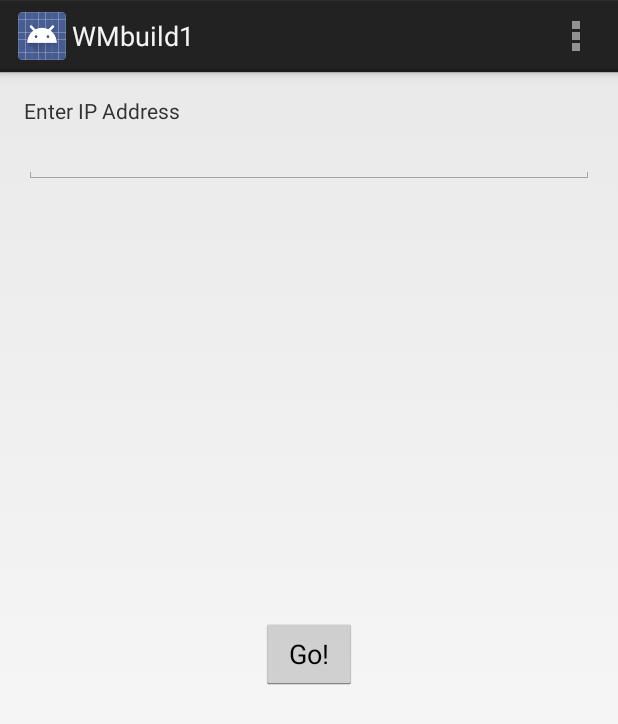
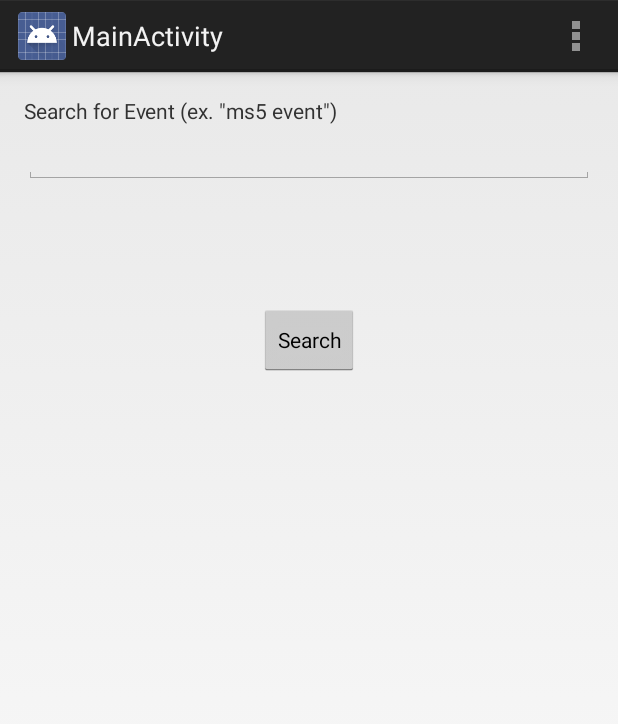
Before and after one commit to jhc7ej/cs4720-rpi, an Android app: the screen it shows after launch (Build1 before the commit, MainActivity after it), on a phone screen of 412 x 824 dp. Shown: the top 724 px of the screen. Run offline under Robolectric (Android 15) with nearby library versions, the phone set to English and light mode, and no system bars.

Commit message:
initial 2 new pages

```diff
--- /dev/null
+++ b/app/src/main/java/com/example/marlenakauer/wmbuild1/MainActivity.java
@@ -0,0 +1,53 @@
+package com.example.marlenakauer.wmbuild1;
+
+import android.app.Activity;
+import android.content.Intent;
+import android.os.Bundle;
+import android.view.Menu;
+import android.view.MenuItem;
+import android.view.View;
+import android.widget.Button;
+
+
+public class MainActivity extends Activity {
+
+    @Override
+    protected void onCreate(Bundle savedInstanceState) {
+        super.onCreate(savedInstanceState);
+        setContentView(R.layout.activity_main);
+
+        Button myButton = (Button) findViewById(R.id.button);
+        myButton.setOnClickListener(new View.OnClickListener() {
+           @Override
+           public void onClick(View v) {
+               Intent intent = new Intent(MainActivity.this, eventConfirmation.class);
+               startActivity(intent);
+               finish();
+           }
+        });
+
+    }
+
+
+    @Override
+    public boolean onCreateOptionsMenu(Menu menu) {
+        // Inflate the menu; this adds items to the action bar if it is present.
+        getMenuInflater().inflate(R.menu.menu_main, menu);
+        return true;
+    }
+
+    @Override
+    public boolean onOptionsItemSelected(MenuItem item) {
+        // Handle action bar item clicks here. The action bar will
+        // automatically handle clicks on the Home/Up button, so long
+        // as you specify a parent activity in AndroidManifest.xml.
+        int id = item.getItemId();
+
+        //noinspection SimplifiableIfStatement
+        if (id == R.id.action_settings) {
+            return true;
+        }
+
+        return super.onOptionsItemSelected(item);
+    }
+}
--- a/app/src/main/java/com/example/marlenakauer/wmbuild1/SplashScreen.java
+++ b/app/src/main/java/com/example/marlenakauer/wmbuild1/SplashScreen.java
@@ -26,7 +26,7 @@
             public void run() {
                 // This method will be executed once the timer is over
                 // Start your app main activity
-                Intent i = new Intent(SplashScreen.this, Build1.class);
+                Intent i = new Intent(SplashScreen.this, MainActivity.class);
                 startActivity(i);
 
                 // close this activity
--- /dev/null
+++ b/app/src/main/res/layout/activity_main.xml
@@ -0,0 +1,32 @@
+<RelativeLayout xmlns:android="http://schemas.android.com/apk/res/android"
+    xmlns:tools="http://schemas.android.com/tools" android:layout_width="match_parent"
+    android:layout_height="match_parent" android:paddingLeft="@dimen/activity_horizontal_margin"
+    android:paddingRight="@dimen/activity_horizontal_margin"
+    android:paddingTop="@dimen/activity_vertical_margin"
+    android:paddingBottom="@dimen/activity_vertical_margin"
+    tools:context="com.example.marlenakauer.wmbuild1.MainActivity">
+
+    <TextView android:text="@string/eventsearch" android:layout_width="wrap_content"
+        android:layout_height="wrap_content"
+        android:id="@+id/eventSearch" />
+
+    <EditText
+        android:layout_width="wrap_content"
+        android:layout_height="wrap_content"
+        android:id="@+id/editText2"
+        android:layout_below="@+id/eventSearch"
+        android:layout_toEndOf="@+id/eventSearch"
+        android:layout_alignParentEnd="true"
+        android:layout_alignParentStart="true" />
+
+    <Button
+        style="?android:attr/buttonStyleSmall"
+        android:layout_width="wrap_content"
+        android:layout_height="wrap_content"
+        android:text="@string/searchbutton"
+        android:id="@+id/button"
+        android:layout_marginTop="80dp"
+        android:layout_below="@+id/editText2"
+        android:layout_centerHorizontal="true" />
+
+</RelativeLayout>
--- /dev/null
+++ b/app/src/main/res/menu/menu_event_confirmation.xml
@@ -0,0 +1,6 @@
+<menu xmlns:android="http://schemas.android.com/apk/res/android"
+    xmlns:tools="http://schemas.android.com/tools"
+    tools:context="com.example.marlenakauer.wmbuild1.eventConfirmation">
+    <item android:id="@+id/action_settings" android:title="@string/action_settings"
+        android:orderInCategory="100" android:showAsAction="never" />
+</menu>
--- /dev/null
+++ b/app/src/main/res/menu/menu_main.xml
@@ -0,0 +1,6 @@
+<menu xmlns:android="http://schemas.android.com/apk/res/android"
+    xmlns:tools="http://schemas.android.com/tools"
+    tools:context="com.example.marlenakauer.wmbuild1.MainActivity">
+    <item android:id="@+id/action_settings" android:title="@string/action_settings"
+        android:orderInCategory="100" android:showAsAction="never" />
+</menu>
--- a/app/src/main/res/values/strings.xml
+++ b/app/src/main/res/values/strings.xml
@@ -20,5 +20,9 @@
     <string name="marlena">Marlena Kauer (mak4wd)</string>
     <string name="jed">Jed Divina (jed4hv)</string>
     <string name="title">Ticket QR Scanner</string>
+    <string name="title_activity_main">MainActivity</string>
+    <string name="eventsearch">Search for Event (ex. \"ms5 event\")</string>
+    <string name="searchbutton">Search</string>
+    <string name="title_activity_event_confirmation">eventConfirmation</string>
 
 </resources>
```
Also changed, not shown: app/src/main/AndroidManifest.xml (+19 -8 lines), app/src/main/java/com/example/marlenakauer/wmbuild1/eventConfirmation.java (added, +39 -0 lines), app/src/main/res/layout/activity_event_confirmation.xml (added, +12 -0 lines), 1 other file.
